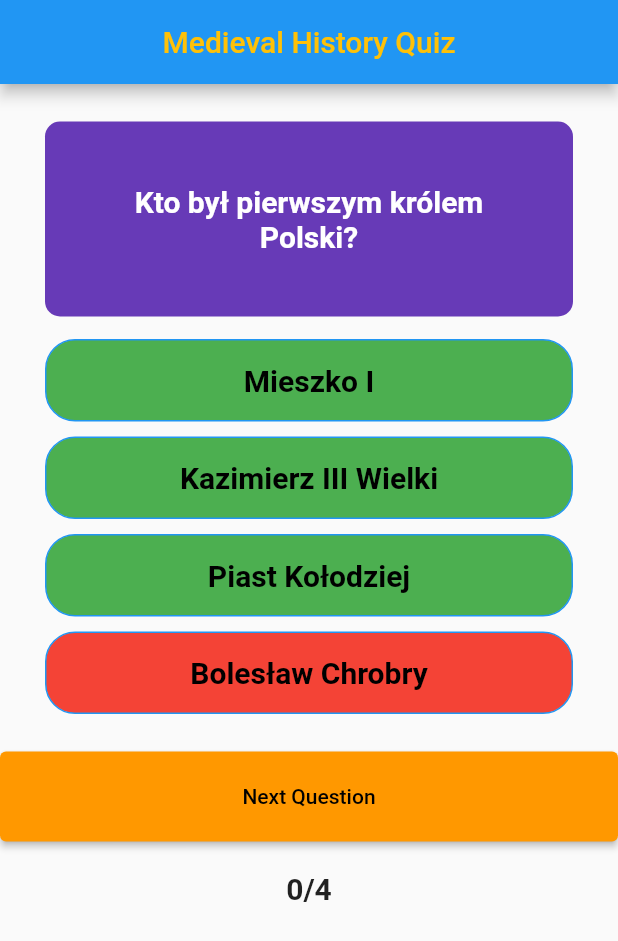
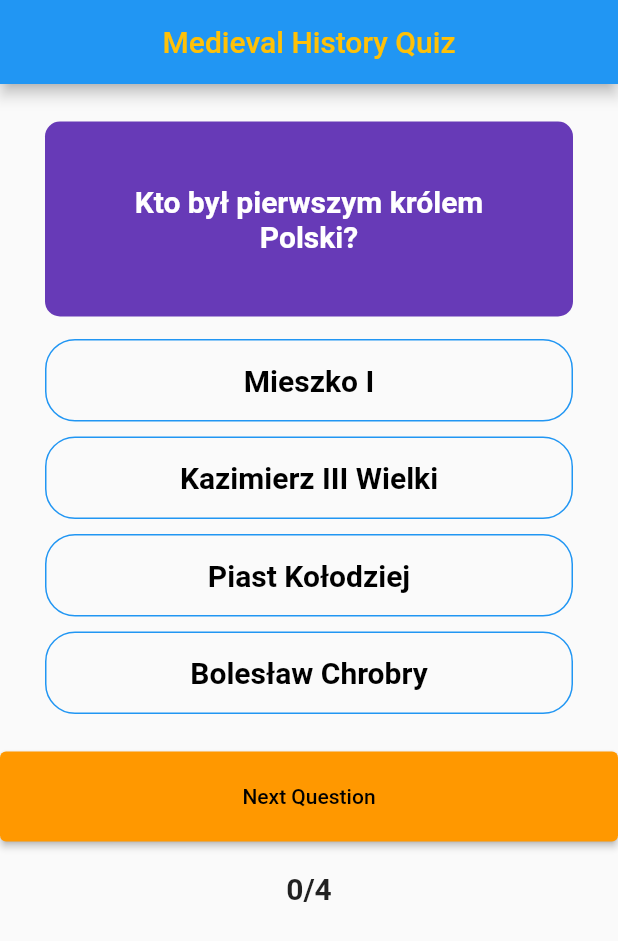
Before and after one commit to christopherwozniak/medieval_quiz, a Flutter app: the screen it shows after launch, on a phone screen of 412 x 824 dp. Shown: the top 941 px of the screen. Run offline on Flutter 3.47's test engine with Material 2 defaults, Android fonts, the light colour scheme and no system bars.

Commit message:
Implement good colors

```diff
--- a/lib/answer/answer.dart
+++ b/lib/answer/answer.dart
@@ -1,14 +1,14 @@
 import 'package:flutter/material.dart';
 
 class Answer extends StatelessWidget {
-  final String answerText;
+  final String? answerText;
   const Answer(
       {super.key,
-      required this.answerText,
-      required this.answerColor,
-      required this.answerTap});
-  final Color answerColor;
-  final VoidCallback answerTap;
+       this.answerText,
+       this.answerColor,
+       this.answerTap});
+  final Color? answerColor;
+  final VoidCallback? answerTap;
 
   @override
   Widget build(BuildContext context) {
@@ -24,7 +24,7 @@ class Answer extends StatelessWidget {
           borderRadius: BorderRadius.circular(20.0),
         ),
         child: Text(
-          answerText,
+          answerText.toString(),
           textAlign: TextAlign.center,
           style: const TextStyle(
             fontSize: 20.0,
--- a/lib/home/home.dart
+++ b/lib/home/home.dart
@@ -110,9 +110,9 @@ class _HomeState extends State<Home> {
                     .map(
                   (answer) => Answer(
                     answerText: answer['answerText'].toString(),
-                    answerColor: answerWasSelected == answer['score']
-                        ? Colors.green
-                        : Colors.red,
+                    answerColor: answerWasSelected? answer ['score'] ==true
+                        ? const Color.fromARGB(255, 108, 188, 111)
+                        : const Color.fromARGB(255, 199, 57, 47): null,
                     answerTap: () {
                       // if answer was already selected then nothing happens onTap
                       if (answerWasSelected) {
```
